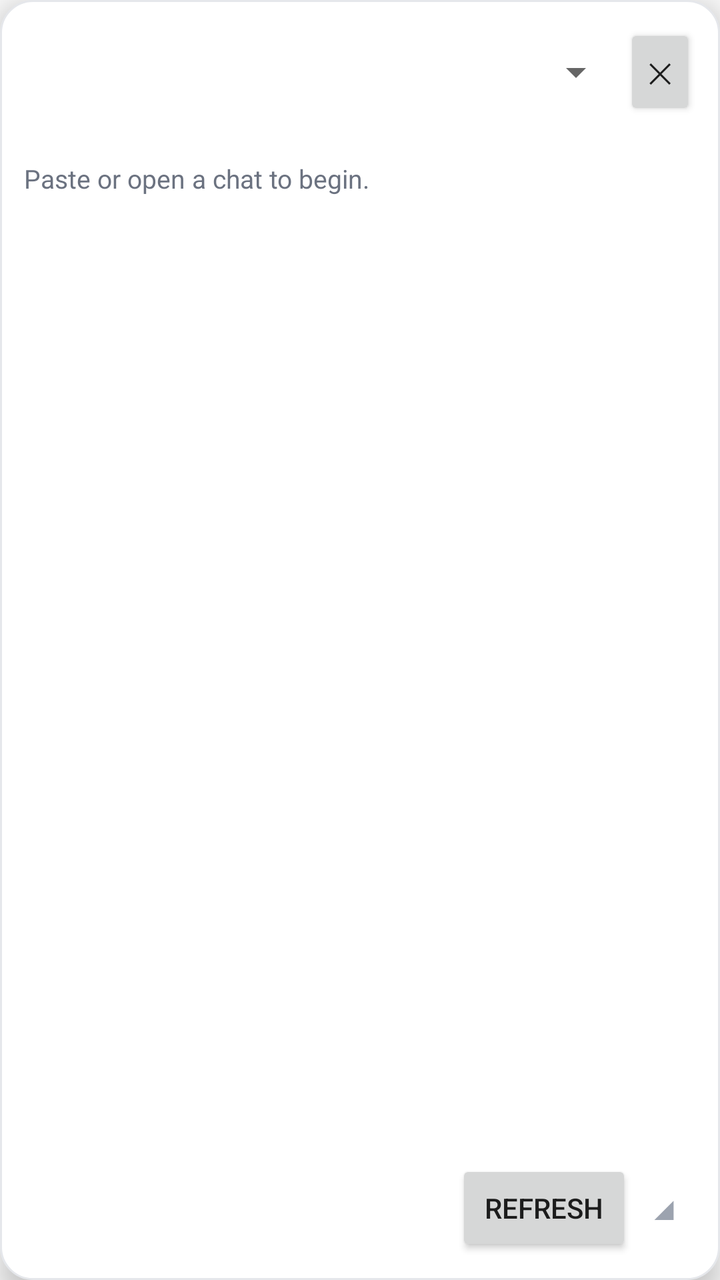
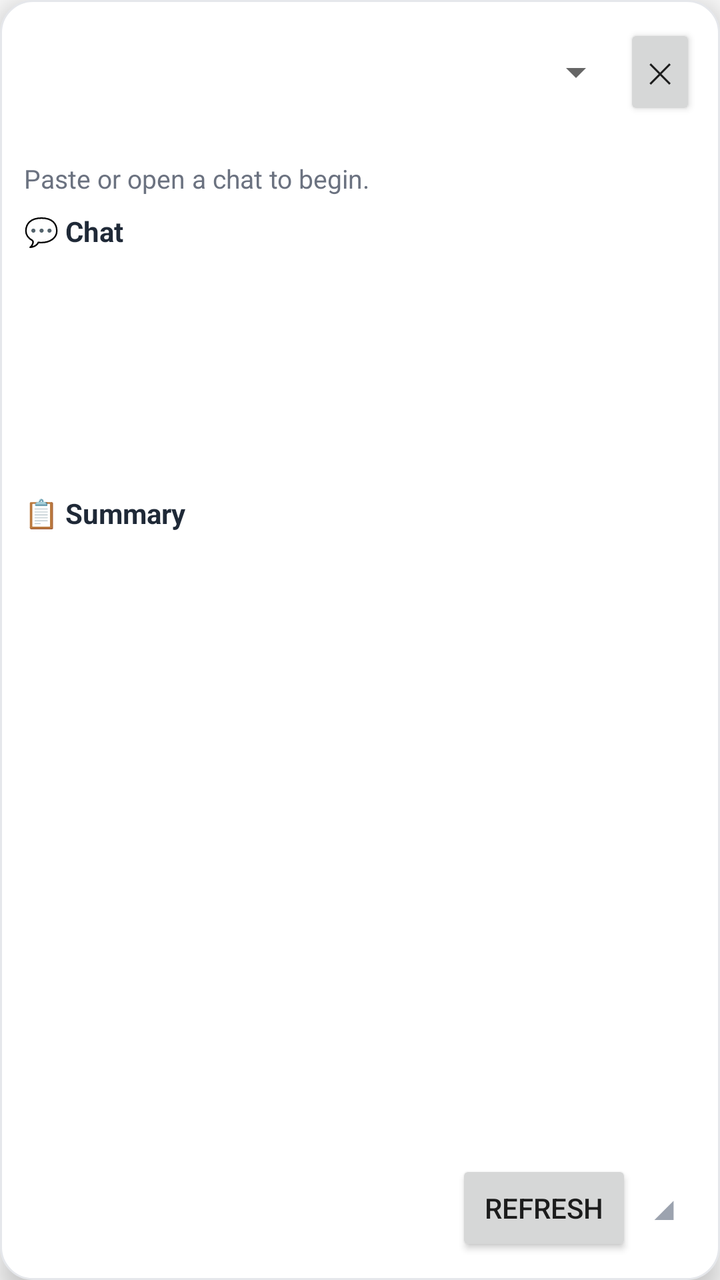

Before-and-after screenshots of an Android layout around one commit, followed by the original layout XML and the change that was made.
<!-- AndroidManifest.xml: application theme Theme.ChatAssist -->
<!-- res/layout/overlay_panel.xml -->
<?xml version="1.0" encoding="utf-8"?>
<LinearLayout xmlns:android="http://schemas.android.com/apk/res/android"
    android:id="@+id/panelRoot"
    android:layout_width="320dp"
    android:layout_height="match_parent"
    android:background="@drawable/panel_background"
    android:elevation="8dp"
    android:orientation="vertical"
    android:padding="12dp">

    <LinearLayout
        android:id="@+id/panelHeader"
        android:layout_width="match_parent"
        android:layout_height="wrap_content"
        android:gravity="center_vertical"
        android:orientation="horizontal">

        <Spinner
            android:id="@+id/toneSpinner"
            android:layout_width="0dp"
            android:layout_height="wrap_content"
            android:layout_weight="1" />

        <Button
            android:id="@+id/btnClose"
            android:layout_width="wrap_content"
            android:layout_height="wrap_content"
            android:minWidth="0dp"
            android:text="✕" />
    </LinearLayout>

    <TextView
        android:id="@+id/chatLabel"
        android:layout_width="wrap_content"
        android:layout_height="wrap_content"
        android:text=""
        android:textColor="#6B7280"
        android:textSize="12sp" />

    <TextView
        android:id="@+id/moodText"
        android:layout_width="wrap_content"
        android:layout_height="wrap_content"
        android:layout_marginTop="4dp"
        android:text="Paste or open a chat to begin."
        android:textColor="#6B7280"
        android:textSize="13sp" />

    <ScrollView
        android:layout_width="match_parent"
        android:layout_height="0dp"
        android:layout_marginTop="8dp"
        android:layout_weight="1"
        android:fillViewport="true">

        <LinearLayout
            android:id="@+id/suggestionList"
            android:layout_width="match_parent"
            android:layout_height="wrap_content"
            android:orientation="vertical" />
    </ScrollView>

    <LinearLayout
        android:layout_width="match_parent"
        android:layout_height="wrap_content"
        android:layout_marginTop="8dp"
        android:gravity="center_vertical"
        android:orientation="horizontal">

        <View
            android:layout_width="0dp"
            android:layout_height="0dp"
            android:layout_weight="1" />

        <Button
            android:id="@+id/btnRefresh"
            android:layout_width="wrap_content"
            android:layout_height="wrap_content"
            android:text="Refresh" />

        <TextView
            android:id="@+id/resizeHandle"
            android:layout_width="wrap_content"
            android:layout_height="wrap_content"
            android:padding="10dp"
            android:text="◢"
            android:textColor="#9CA3AF"
            android:textSize="16sp" />
    </LinearLayout>
</LinearLayout>
<!-- resources referenced by this layout -->
<resources>
  <!-- drawable panel_background (drawable) -->
  <?xml version="1.0" encoding="utf-8"?>
  <shape xmlns:android="http://schemas.android.com/apk/res/android" android:shape="rectangle">
      <solid android:color="@color/white" />
      <corners android:radius="16dp" />
      <stroke android:width="1dp" android:color="#E5E7EB" />
  </shape>
  <style name="Theme.ChatAssist" parent="Theme.AppCompat.Light.NoActionBar">
          <item name="colorPrimary">@color/brand</item>
          <item name="colorPrimaryDark">@color/brand_dark</item>
          <item name="android:windowBackground">@color/paper</item>
      </style>
  <color name="white">#FFFFFF</color>
  <color name="brand">#DB2777</color>
  <color name="brand_dark">#9D174D</color>
  <color name="paper">#FAFAFA</color>
</resources>

<!-- the commit's change to res/layout/overlay_panel.xml (unified diff, before → after) -->
@@ -46,6 +46,53 @@
         android:textColor="#6B7280"
         android:textSize="13sp" />
 
+    <TextView
+        android:id="@+id/chatToggle"
+        android:layout_width="wrap_content"
+        android:layout_height="wrap_content"
+        android:layout_marginTop="8dp"
+        android:text="💬 Chat"
+        android:textColor="@color/ink"
+        android:textSize="14sp"
+        android:textStyle="bold" />
+
+    <ScrollView
+        android:id="@+id/chatScroll"
+        android:layout_width="match_parent"
+        android:layout_height="110dp"
+        android:layout_marginTop="4dp">
+
+        <LinearLayout
+            android:id="@+id/chatRows"
+            android:layout_width="match_parent"
+            android:layout_height="wrap_content"
+            android:orientation="vertical" />
+    </ScrollView>
+
+    <TextView
+        android:id="@+id/summaryToggle"
+        android:layout_width="wrap_content"
+        android:layout_height="wrap_content"
+        android:layout_marginTop="8dp"
+        android:text="📋 Summary"
+        android:textColor="@color/ink"
+        android:textSize="14sp"
+        android:textStyle="bold" />
+
+    <ScrollView
+        android:id="@+id/summaryScroll"
+        android:layout_width="match_parent"
+        android:layout_height="150dp"
+        android:layout_marginTop="4dp"
+        android:visibility="gone">
+
+        <LinearLayout
+            android:id="@+id/summaryRows"
+            android:layout_width="match_parent"
+            android:layout_height="wrap_content"
+            android:orientation="vertical" />
+    </ScrollView>
+
     <ScrollView
         android:layout_width="match_parent"
         android:layout_height="0dp"
<!-- resource entries referenced after the edit -->
@@ -1,5 +1,6 @@
 <!-- resources referenced by this layout -->
 <resources>
+  <color name="ink">#1F2937</color>
   <!-- drawable panel_background (drawable) -->
   <?xml version="1.0" encoding="utf-8"?>
   <shape xmlns:android="http://schemas.android.com/apk/res/android" android:shape="rectangle">
